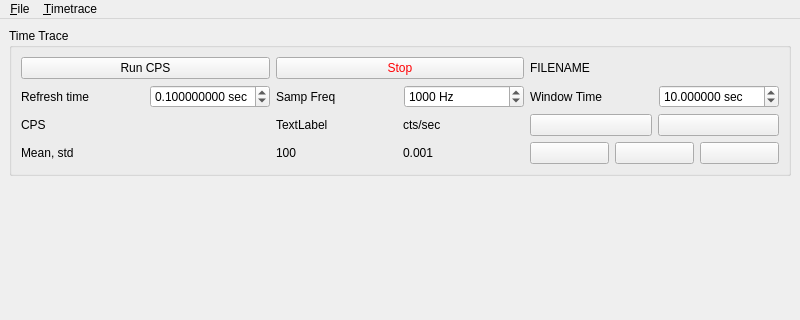
Above: src/qudi/gui/timetrace/timetrace.ui from tugatoconhelado/Qoptics_exp before the change; both pictures show x 0 to 800 and y 0 to 320 of the 800 by 604 pixel window. Below: the same form after it.
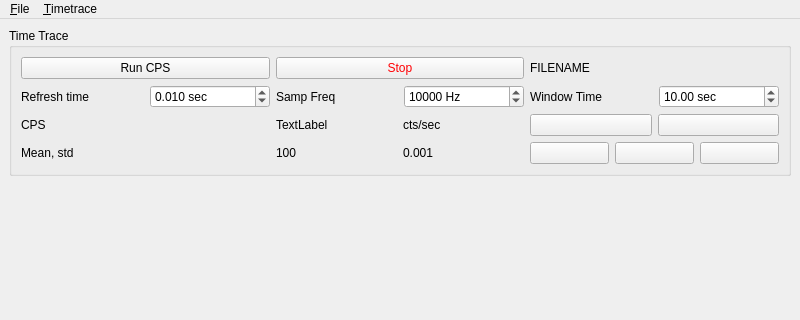
That is the form after the change. Icons and pictures are not drawn. Custom widgets are drawn as their Qt base class.

Diff of the .ui file:
```diff
--- a/src/qudi/gui/timetrace/timetrace.ui
+++ b/src/qudi/gui/timetrace/timetrace.ui
@@ -98,7 +98,7 @@
               <string> sec</string>
              </property>
              <property name="decimals">
-              <number>9</number>
+              <number>3</number>
              </property>
              <property name="maximum">
               <double>1000000000000000019884624838656.000000000000000</double>
@@ -107,7 +107,7 @@
               <double>0.100000000000000</double>
              </property>
              <property name="value">
-              <double>0.100000000000000</double>
+              <double>0.010000000000000</double>
              </property>
             </widget>
            </item>
@@ -136,7 +136,7 @@
               <number>100</number>
              </property>
              <property name="value">
-              <number>1000</number>
+              <number>10000</number>
              </property>
             </widget>
            </item>
@@ -159,7 +159,7 @@
               <string> sec</string>
              </property>
              <property name="decimals">
-              <number>6</number>
+              <number>2</number>
              </property>
              <property name="maximum">
               <double>1000000000000000000000.000000000000000</double>
```
